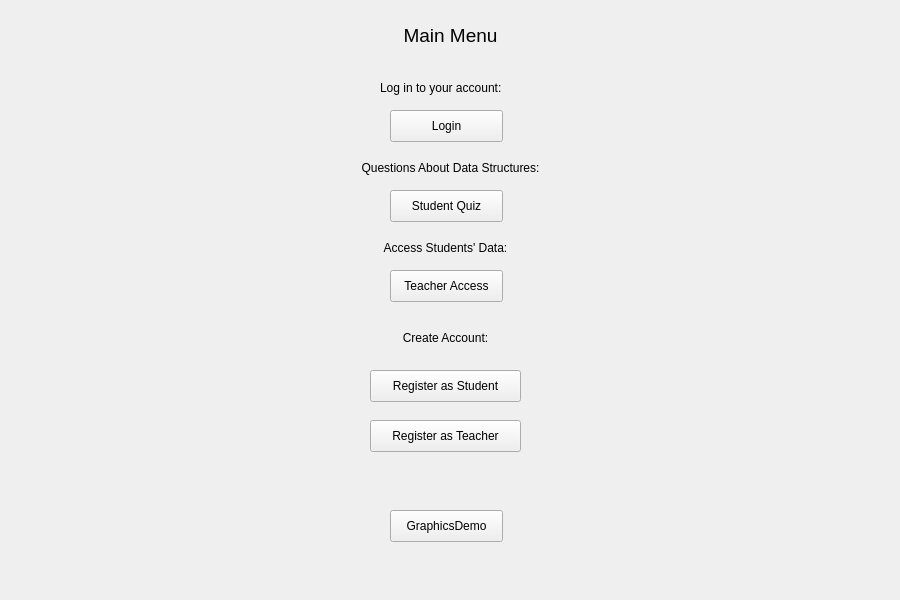
Before: the Qt Designer form Client/client.ui in DatabasesWorks/Stacked_EducationalPlatform, drawn with Qt 5.
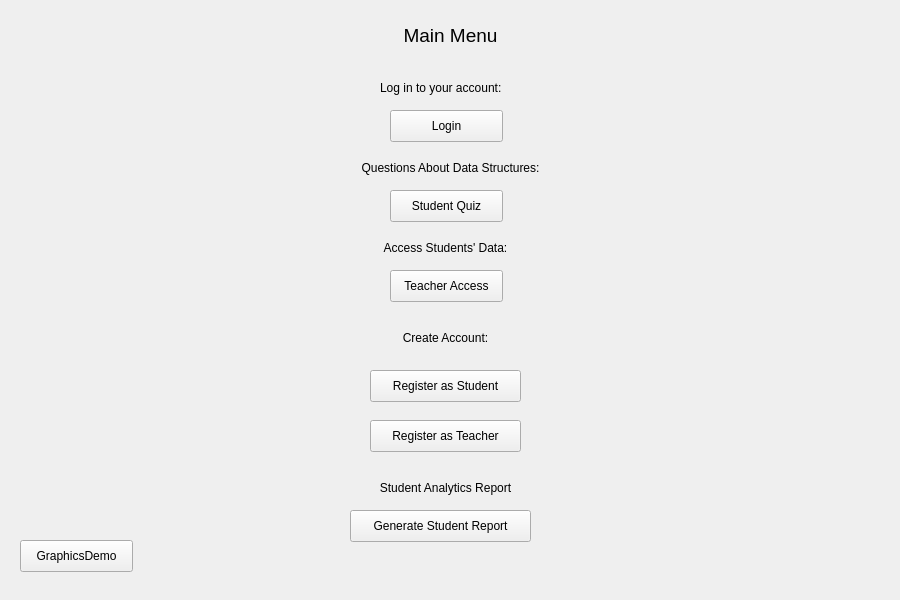
After: the same form once the commit is applied.

Commit message: Created a button for generating the report

```diff
--- a/Client/client.ui
+++ b/Client/client.ui
@@ -109,8 +109,8 @@
    <widget class="QPushButton" name="pushButton_6">
     <property name="geometry">
      <rect>
-      <x>390</x>
-      <y>510</y>
+      <x>20</x>
+      <y>540</y>
       <width>113</width>
       <height>32</height>
      </rect>
@@ -180,6 +180,35 @@
      <set>Qt::AlignCenter</set>
     </property>
    </widget>
+   <widget class="QLabel" name="label_6">
+    <property name="geometry">
+     <rect>
+      <x>360</x>
+      <y>480</y>
+      <width>171</width>
+      <height>16</height>
+     </rect>
+    </property>
+    <property name="text">
+     <string>Student Analytics Report</string>
+    </property>
+    <property name="alignment">
+     <set>Qt::AlignCenter</set>
+    </property>
+   </widget>
+   <widget class="QPushButton" name="pushButton_7">
+    <property name="geometry">
+     <rect>
+      <x>350</x>
+      <y>510</y>
+      <width>181</width>
+      <height>32</height>
+     </rect>
+    </property>
+    <property name="text">
+     <string>Generate Student Report</string>
+    </property>
+   </widget>
    <zorder>label</zorder>
    <zorder>pushButton</zorder>
    <zorder>pushButton_2</zorder>
```
Left out of the diff: 2 changed lines with no effect on the pictures.
